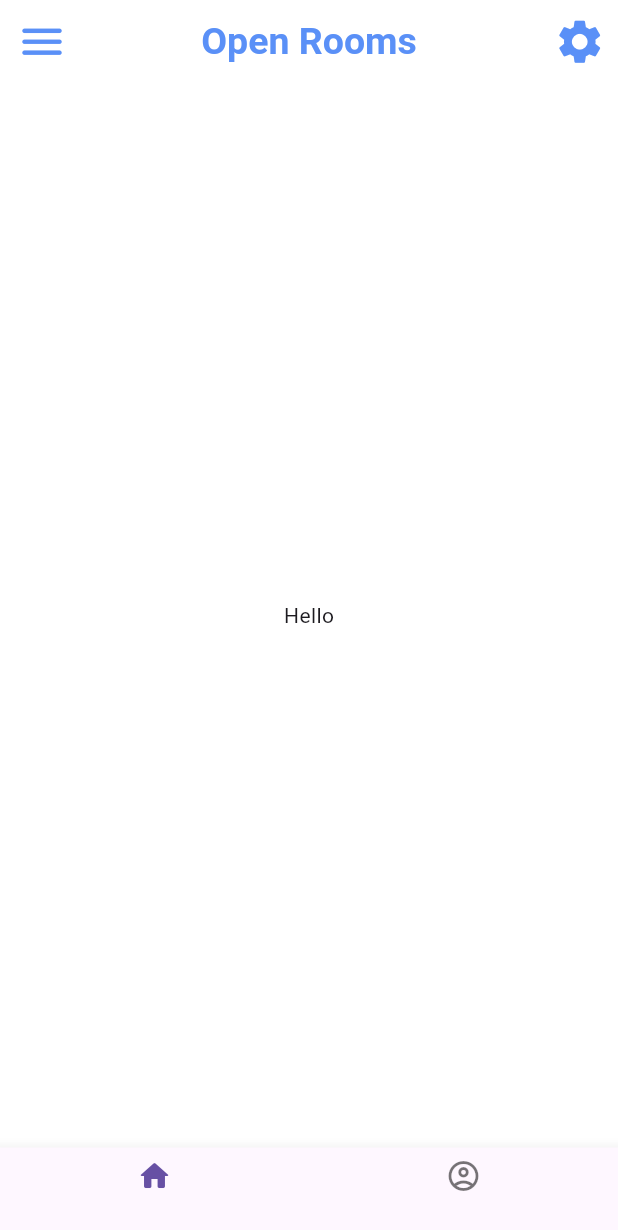
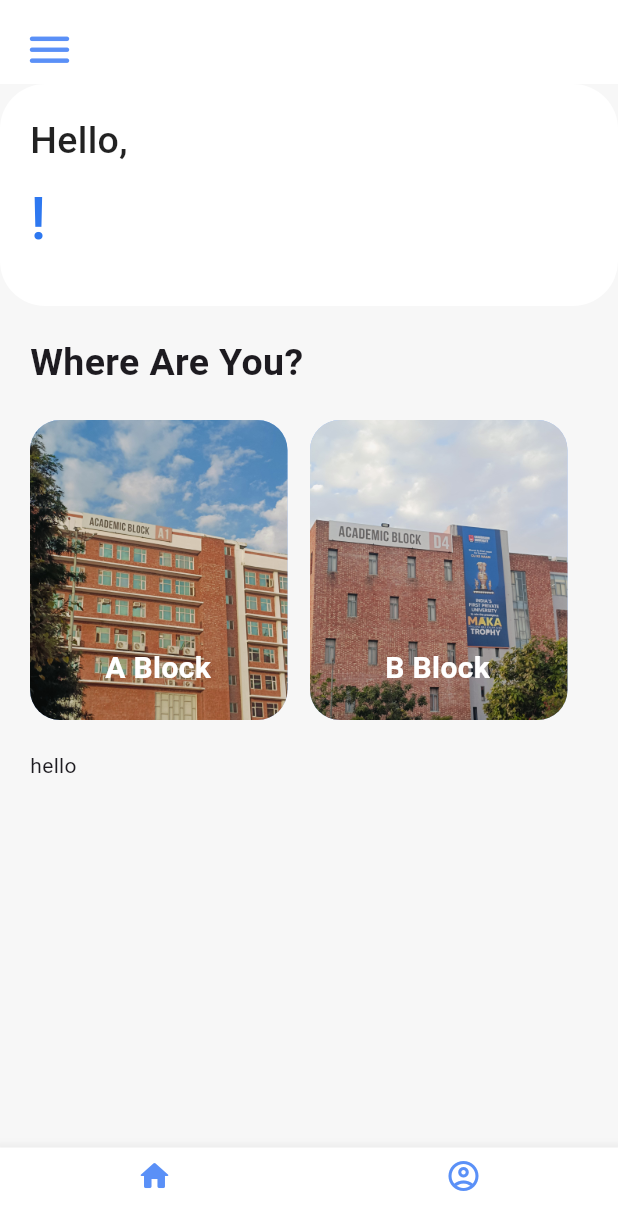
Before and after one commit to Lakshayg136/Open-Rooms, a Flutter app: the screen it shows once a user with an empty profile is signed in, on a phone screen of 412 x 824 dp. Shown: the top 1230 px of the screen. Run offline on Flutter 3.47's test engine with Material 3 defaults, Android fonts, the light colour scheme and no system bars; our stand-ins replace cloud_firestore, firebase_auth, firebase_core, firebase_storage, flutter_riverpod, fpdart and 3 more; missing offline and left inert: dart:ffi; accounts and stored records are empty; network calls fail; Roboto replaces fonts that are missing (Fira Sans).

Commit message:
Updated Home Screen

```diff
--- /dev/null
+++ b/open_rooms/lib/screens/home/blocks.dart
@@ -0,0 +1,51 @@
+import 'package:flutter/material.dart';
+import 'package:open_rooms/utils/app_pallete.dart';
+
+class Blocks extends StatelessWidget {
+  const Blocks({super.key, required this.image, required this.text, required this.onTap});
+
+  final String image;
+  final String text;
+  final VoidCallback onTap;
+
+  @override
+  Widget build(BuildContext context) {
+    return AspectRatio(
+      aspectRatio: 2.8 / 3,
+      child: GestureDetector(
+        onTap: onTap,
+        child: Container(
+          margin: EdgeInsets.only(right: 15),
+          decoration: BoxDecoration(
+            color: Pallete.gradient1,
+            borderRadius: BorderRadius.circular(20),
+            image: DecorationImage(
+              fit: BoxFit.cover,
+              image: AssetImage(image),
+            ),
+            // gradient: LinearGradient(colors: [
+            //   Pallete.gradient1,
+            //   Pallete.gradient2,
+            //   Pallete.gradient3,
+            // ])
+          ),
+          child: Stack(
+            children: [
+              Positioned(
+                  bottom: 20,
+                  left: 50,
+                  child: Text(
+                    text,
+                    style: TextStyle(
+                      fontSize: 20,
+                      color: Pallete.primaryColor,
+                      fontWeight: FontWeight.bold,
+                    ),
+                  ))
+            ],
+          ),
+        ),
+      ),
+    );
+  }
+}
--- a/open_rooms/lib/screens/home/body.dart
+++ b/open_rooms/lib/screens/home/body.dart
@@ -1,12 +1,93 @@
+import 'dart:ffi';
+
 import 'package:flutter/material.dart';
+import 'package:open_rooms/screens/home/blocks.dart';
+import 'package:open_rooms/screens/signup_screen.dart';
+import 'package:open_rooms/utils/app_pallete.dart';
 
 class BodyHome extends StatelessWidget {
-  const BodyHome({super.key});
+  const BodyHome({super.key, required this.username});
+
+  final String username;
 
   @override
   Widget build(BuildContext context) {
-    return Center(
-      child: Text('Hello'),
-    );
+    return SafeArea(
+        child: Column(
+            crossAxisAlignment: CrossAxisAlignment.start,
+            children: <Widget>[
+          Container(
+            width: double.infinity,
+            decoration: BoxDecoration(
+                color: Colors.white, borderRadius: BorderRadius.circular(30)),
+            padding: EdgeInsets.all(20),
+            child: Column(
+              crossAxisAlignment: CrossAxisAlignment.start,
+              children: [
+                Text(
+                  'Hello,',
+                  style: TextStyle(
+                      color: Colors.black87,
+                      fontSize: 25,
+                      fontWeight: FontWeight.w500),
+                ),
+                SizedBox(height: 05),
+                Text(
+                  '$username!',
+                  style: TextStyle(
+                      color: Pallete.homeColor,
+                      fontSize: 40,
+                      fontWeight: FontWeight.w500),
+                ),
+                SizedBox(height: 10)
+              ],
+            ),
+          ),
+          SizedBox(
+            height: 20,
+          ),
+          Padding(
+            padding: const EdgeInsets.symmetric(horizontal: 20.0),
+            child: Column(
+              crossAxisAlignment: CrossAxisAlignment.start,
+              children: <Widget>[
+                Text(
+                  'Where Are You?',
+                  style: TextStyle(
+                    fontSize: 25,
+                    fontWeight: FontWeight.bold,
+                  ),
+                ),
+                SizedBox(height: 20),
+                Container(
+                  height: 200,
+                  child: ListView(
+                    scrollDirection: Axis.horizontal,
+                    children: [
+                      Blocks(
+                          image: 'assets/a1_block.jpg',
+                          text: 'A Block',
+                          onTap: () {}),
+                      Blocks(
+                          image: 'assets/d_block.jpg',
+                          text: 'B Block',
+                          onTap: () {}),
+                      Blocks(
+                          image: 'assets/c_block.jpg',
+                          text: 'C Block',
+                          onTap: () {}),
+                      Blocks(
+                          image: 'assets/d_block.jpg',
+                          text: 'D Block',
+                          onTap: () {}),
+                    ],
+                  ),
+                ),
+                SizedBox(height: 20),
+                Text('hello')
+              ],
+            ),
+          )
+        ]));
   }
 }
--- a/open_rooms/lib/screens/home/home_screen.dart
+++ b/open_rooms/lib/screens/home/home_screen.dart
@@ -21,44 +21,61 @@ class HomeScreen extends ConsumerWidget {
   Widget build(BuildContext context, WidgetRef ref) {
     final user = ref.watch(userProvider)!;
     return Scaffold(
-        backgroundColor: Pallete.backgroundColor,
+        backgroundColor: Pallete.backgroundColor2,
         appBar: AppBar(
-          title: const Text(
-            Pallete.logoText,
-            style: TextStyle(
-              fontSize: 25,
-              fontFamily: Pallete.logoFont,
-              color: Pallete.logoColor,
-              fontWeight: FontWeight.bold,
-            ),
-            textAlign: TextAlign.center,
-          ),
-          centerTitle: true,
+          foregroundColor: Pallete.logoColor,
+          backgroundColor: Pallete.backgroundColor,
+          elevation: 0,
+
           leading: Builder(builder: (context) {
             return IconButton(
+              padding: EdgeInsets.only(left: 10, top: 10),
               onPressed: () => displayDrawer(context),
               icon: Icon(Icons.menu_rounded),
               iconSize: 35,
             );
           }),
-          foregroundColor: Pallete.logoColor,
-          backgroundColor: Pallete.backgroundColor,
-          actions: [
-            IconButton(
-                onPressed: () => SettingsDrawer(),
-                icon: Icon(Icons.settings),
-                iconSize: 35)
-          ],
+
+          // title: const Text(
+          //   Pallete.logoText,
+          //   style: TextStyle(
+          //     fontSize: 25,
+          //     fontFamily: Pallete.logoFont,
+          //     color: Pallete.logoColor,
+          //     fontWeight: FontWeight.bold,
+          //   ),
+          //   textAlign: TextAlign.center,
+          // ),
+          // centerTitle: true,
+
+          // actions: [
+          //   // IconButton(
+          //   //     onPressed: () => SettingsDrawer(),
+          //   //     icon: Icon(Icons.settings),
+          //   //     iconSize: 35)
+          // ],
         ),
         drawer: const ListDrawer(),
-        endDrawer: const SettingsDrawer(),
+        // endDrawer: const SettingsDrawer(),
         bottomNavigationBar: BottomNavigationBar(
           items: [
-            BottomNavigationBarItem(icon: Icon(Icons.home_rounded), label: ''),
             BottomNavigationBarItem(
-                icon: Icon(Icons.account_circle_outlined), label: '')
+                icon: Icon(
+                  Icons.home_rounded,
+                  color: Pallete.logoColor,
+                ),
+                label: ''),
+            BottomNavigationBarItem(
+                icon: Icon(
+                  Icons.account_circle_outlined,
+                  color: Pallete.logoColor,
+                ),
+                label: '')
           ],
+          backgroundColor: Pallete.backgroundColor,
         ),
-        body: BodyHome());
+        body: BodyHome(
+          username: user.name,
+        ));
   }
 }
--- /dev/null
+++ b/open_rooms/lib/screens/settings/settings_screen.dart
@@ -0,0 +1,10 @@
+import 'package:flutter/material.dart';
+
+class SettingsScreen extends StatelessWidget {
+  const SettingsScreen({super.key});
+
+  @override
+  Widget build(BuildContext context) {
+    return const Placeholder();
+  }
+}
--- a/open_rooms/lib/utils/app_pallete.dart
+++ b/open_rooms/lib/utils/app_pallete.dart
@@ -11,6 +11,7 @@ class Pallete {
 
   static const Color appbarColor = Color.fromRGBO(90, 144, 247, 1);
   static const Color backgroundColor = Color.fromRGBO(255, 255, 255, 1);
+  static const Color backgroundColor2 = Color.fromRGBO(247, 247, 247, 1);
 
   static const Color primaryColor = Colors.white;
   static const Color secondaryColor = Colors.grey;
@@ -28,4 +29,6 @@ class Pallete {
   static const double drawerFontSize = 23;
   static const double drawerIconSize = 23;
   static const String drawerFont = 'Times New Roman';
+
+  static const Color homeColor = Color.fromRGBO(46, 120, 240, 1);
 }
--- a/open_rooms/pubspec.yaml
+++ b/open_rooms/pubspec.yaml
@@ -60,6 +60,9 @@ flutter:
   assets:
     - assets/logo.png
     - assets/google_logo.png
+    - assets/a1_block.jpg
+    - assets/c_block.jpg
+    - assets/d_block.jpg
   # An image asset can refer to one or more resolution-specific "variants", see
   # https://flutter.dev/to/resolution-aware-images
   # For details regarding adding assets from package dependencies, see
```
Also changed, not shown: open_rooms/assets/a1_block.jpg (added), open_rooms/assets/c_block.jpg (added), open_rooms/assets/d_block.jpg (added).
